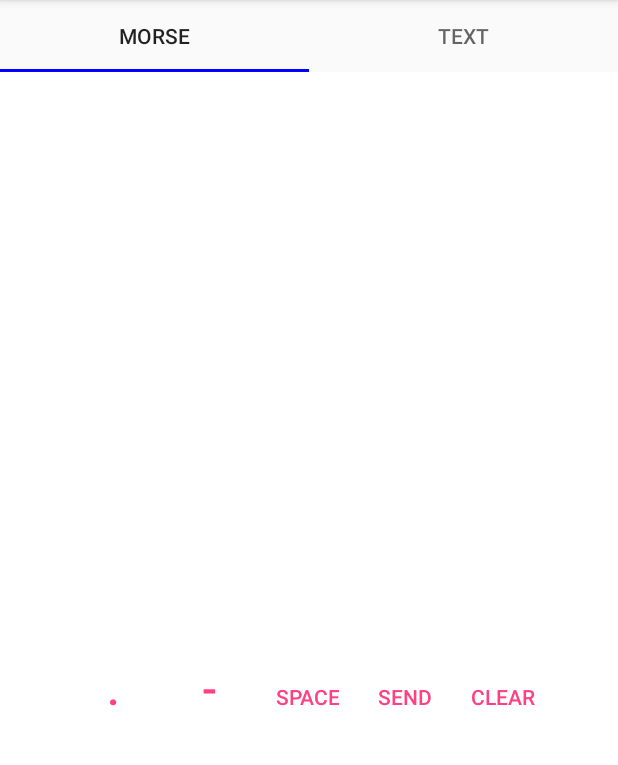
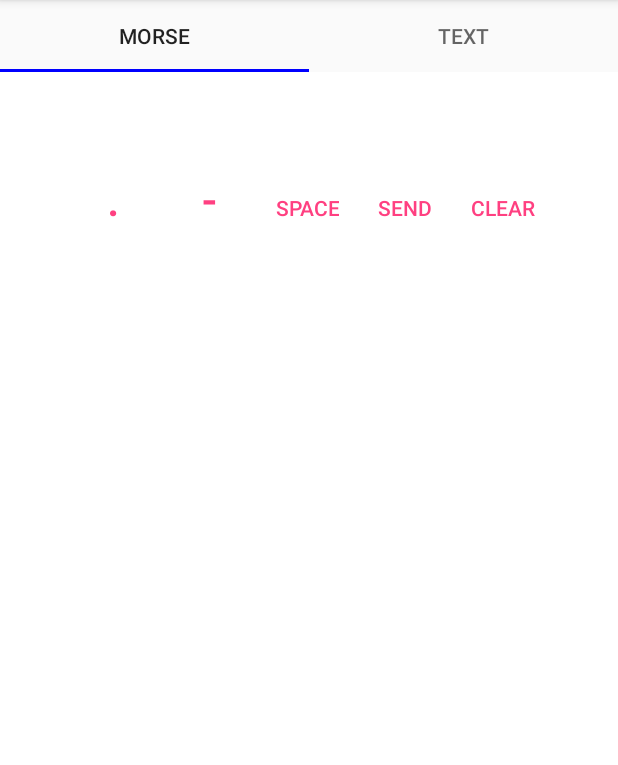
Before and after one commit to Joemiddle/ProjectCode, an Android app: the screen it shows after launch (ProjectActivity), on a phone screen of 412 x 824 dp, the part 84-849 px from its top. Run offline under Robolectric (Android 15) with nearby library versions, the light colour scheme and no system bars.

Commit message:
layout fix

```diff
--- a/MyApplication2/projectcode/src/main/java/code/project/projectcode/FragmentHandler.java
+++ b/MyApplication2/projectcode/src/main/java/code/project/projectcode/FragmentHandler.java
@@ -12,6 +12,7 @@ import android.view.ViewGroup;
 import android.widget.Button;
 import android.widget.EditText;
 import android.widget.TextView;
+import android.widget.Toast;
 
 import org.w3c.dom.Text;
 
@@ -52,10 +53,13 @@ public class FragmentHandler extends Fragment {
                 if(prefs.checkSound())
                 {
                     prefs.setSound(false);
+                    Toast.makeText(ProjectActivity.getAppContext(), "Sound False", Toast.LENGTH_SHORT).show();
                 }
                 else{
                     prefs.setSound(true);
+                    Toast.makeText(ProjectActivity.getAppContext(), "Sound True", Toast.LENGTH_SHORT).show();
                 }
+
                     break;
 
             case R.id.Language:
--- a/MyApplication2/projectcode/src/main/java/code/project/projectcode/ProjectActivity.java
+++ b/MyApplication2/projectcode/src/main/java/code/project/projectcode/ProjectActivity.java
@@ -13,6 +13,9 @@ import android.support.v7.app.AppCompatActivity;
 import android.os.Bundle;
 import android.view.Menu;
 import android.view.MenuItem;
+import android.widget.Toast;
+
+import static code.project.projectcode.FragmentHandler.ARG_PAGE;
 
 public class ProjectActivity extends AppCompatActivity {
 
@@ -45,6 +48,7 @@ public class ProjectActivity extends AppCompatActivity {
         getMenuInflater().inflate(R.menu.menu,menu);
         return true;
     }
+
 
 
 
--- a/MyApplication2/projectcode/src/main/res/layout/fragment_morse.xml
+++ b/MyApplication2/projectcode/src/main/res/layout/fragment_morse.xml
@@ -5,8 +5,9 @@
 
     <TextView
         android:layout_width="wrap_content"
-        android:layout_height="380dp"
-        android:id="@+id/translation"/>
+        android:layout_height="wrap_content"
+        android:id="@+id/translation"
+        android:textSize="40sp"/>
 
     <LinearLayout
         android:layout_width="wrap_content"
@@ -59,7 +60,8 @@
 
     <TextView
         android:layout_width="match_parent"
-        android:layout_height="50dp"
-        android:id="@+id/message"/>
+        android:layout_height="wrap_content"
+        android:id="@+id/message"
+        android:textSize="40sp"/>
 
 </LinearLayout>
--- a/MyApplication2/projectcode/src/main/res/layout/fragment_text.xml
+++ b/MyApplication2/projectcode/src/main/res/layout/fragment_text.xml
@@ -6,7 +6,8 @@
     <TextView
         android:id="@+id/conversation"
         android:layout_width="fill_parent"
-        android:layout_height="280dp"
+        android:layout_height="wrap_content"
+        android:textSize="30sp"
          />
 
 
@@ -22,7 +23,8 @@
     <EditText
         android:id="@+id/message"
         android:layout_width="match_parent"
-        android:layout_height="100dp"
+        android:layout_height="wrap_content"
+        android:textSize="30sp"
          />
 
 
--- a/MyApplication2/projectcode/src/main/res/values/styles.xml
+++ b/MyApplication2/projectcode/src/main/res/values/styles.xml
@@ -29,4 +29,6 @@
         <item name="android:textStyle">italic</item>
     </style>
 
+
+
 </resources>
```
